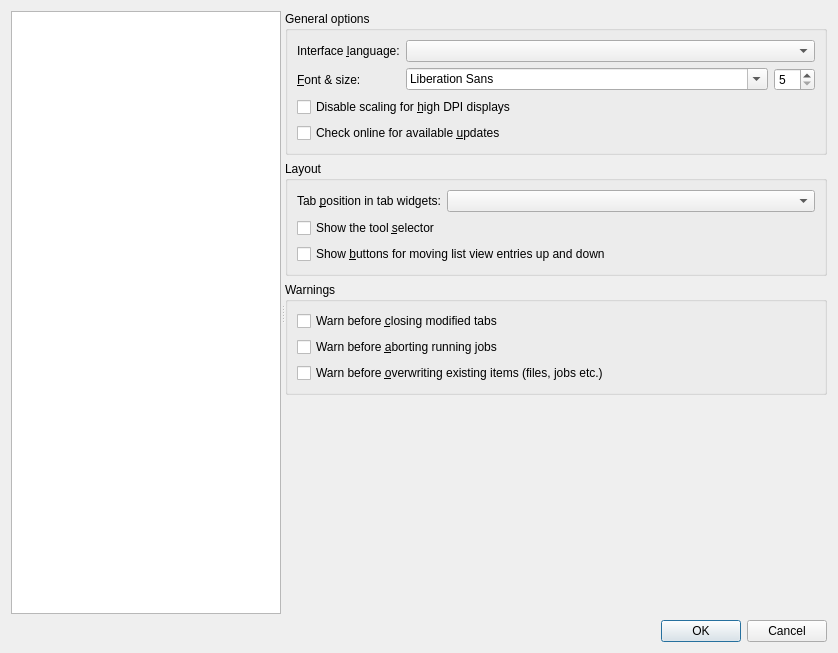
Qt form src/mkvtoolnix-gui/forms/main_window/preferences_dialog.ui (jpsdr/MKVToolnix-Windows-7) before a commit.
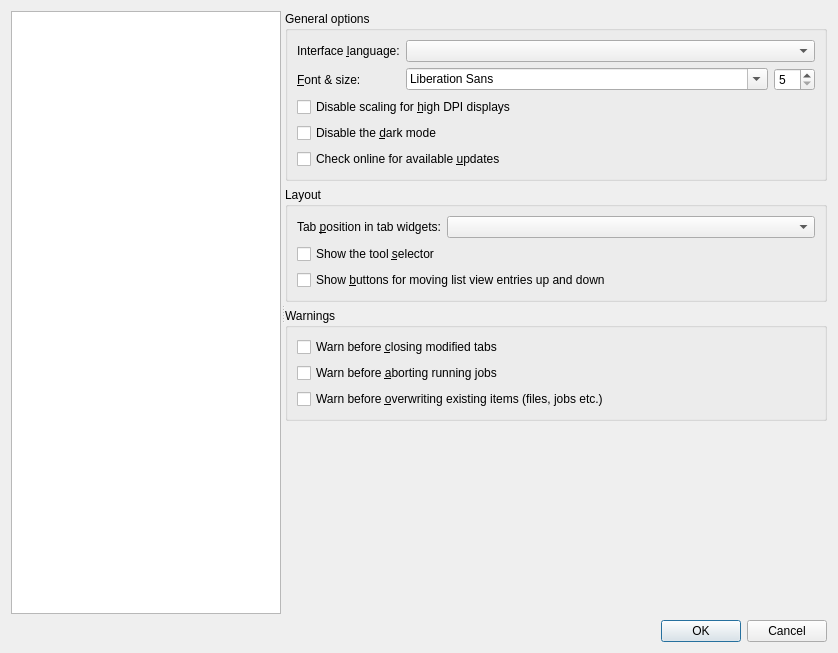
The same form after that commit. Icons and pictures are not drawn. Custom widgets are drawn as their Qt base class.

Commit message:
GUI: Windows: add option for disabling the dark color mode
Implements #2646.

Patch:
```diff
--- a/src/mkvtoolnix-gui/forms/main_window/preferences_dialog.ui
+++ b/src/mkvtoolnix-gui/forms/main_window/preferences_dialog.ui
@@ -140,6 +140,13 @@
              </property>
             </widget>
            </item>
+           <item>
+            <widget class="QCheckBox" name="cbGuiDisableDarkStyleSheet">
+             <property name="text">
+              <string>Disable the &amp;dark mode</string>
+             </property>
+            </widget>
+           </item>
            <item>
             <widget class="QCheckBox" name="cbGuiCheckForUpdates">
              <property name="text">
```
Left out of the diff: 1 changed line with no effect on the pictures. The commit also changes 8 other files.
